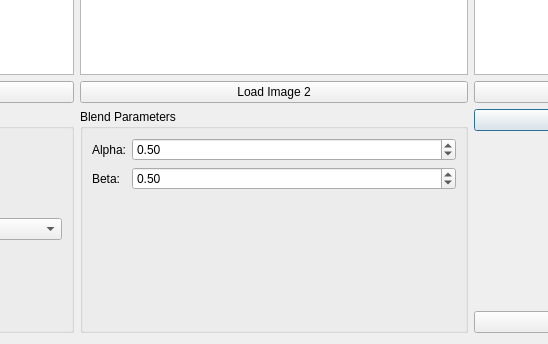
Old version of the form ui/ArithmeticDialog.ui in the repository IlmanNafi11/image-processing; both pictures show x 326 to 874 and y 256 to 600 of the 1200 by 600 pixel window.
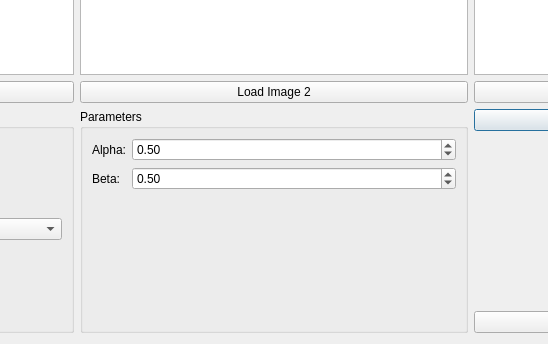
New version of the form.

Commit message: fix: 1. remove absolute different and blend functionals from arithmetic operations

The edit to the form file:
```diff
--- a/ui/ArithmeticDialog.ui
+++ b/ui/ArithmeticDialog.ui
@@ -177,7 +177,7 @@
      <item>
       <widget class="QGroupBox" name="groupBoxParameters">
        <property name="title">
-        <string>Blend Parameters</string>
+        <string>Parameters</string>
        </property>
        <layout class="QFormLayout" name="formLayout">
         <item row="0" column="0">
```
Left out of the diff: 10 changed lines with no effect on the pictures. The commit also changes 3 other files.
